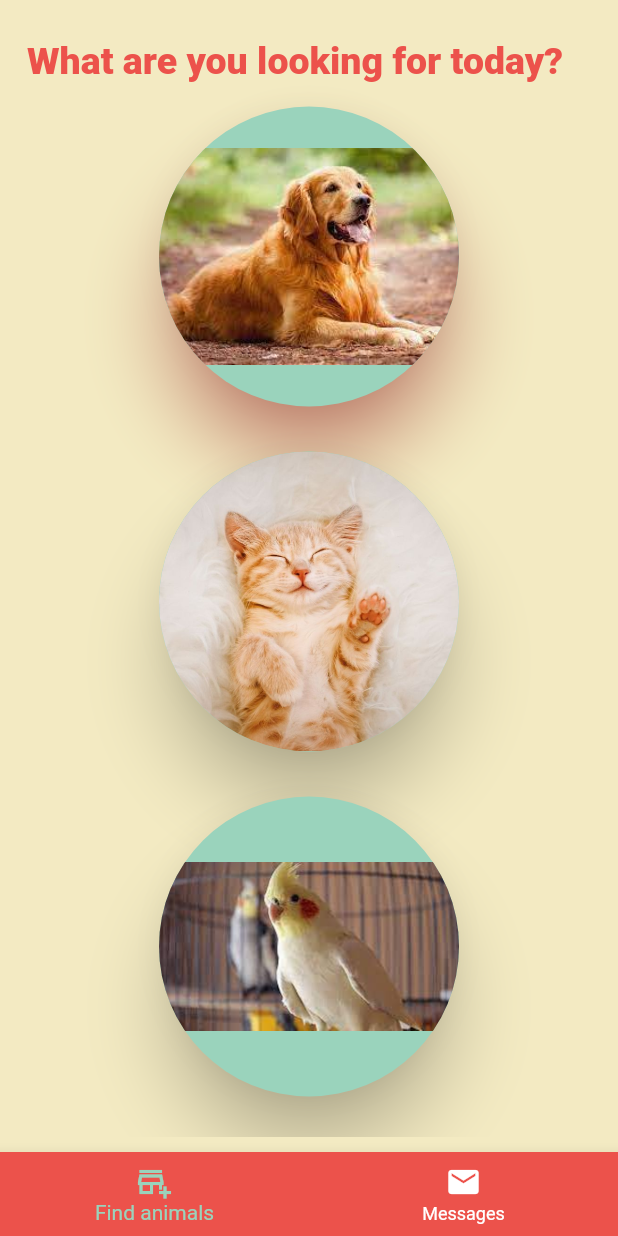
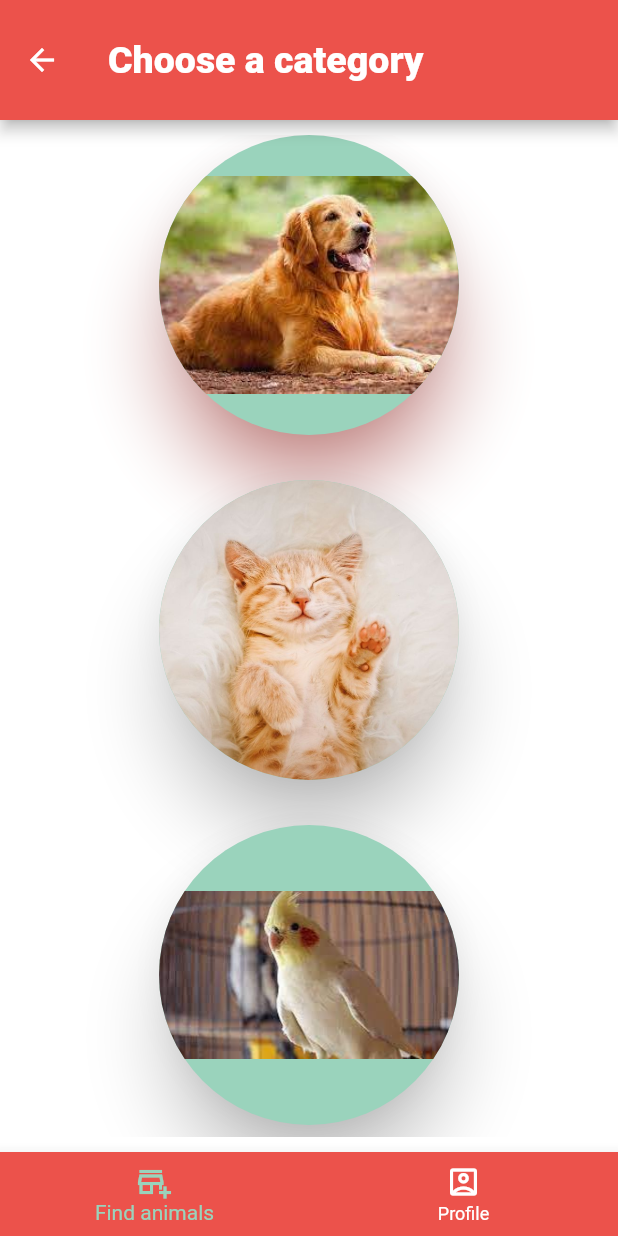
Before and after one commit to cyberwizard1001/trees_go, a Flutter app: the Choice screen opened directly, on a phone screen of 412 x 824 dp. Run offline on Flutter 3.47's test engine with Material 2 defaults, Android fonts, the phone set to English and light mode, and no system bars.

Commit message:
Bottombar update

```diff
--- a/lib/Animals.dart
+++ b/lib/Animals.dart
@@ -12,23 +12,24 @@ class _AnimalsState extends State<Animals> {
   @override
   Widget build(BuildContext context) {
     return Scaffold(
-      backgroundColor: Color(0xffF3EAC2),
+      backgroundColor: Colors.white,
+      appBar: AppBar(
+        backgroundColor: Color(0xffEC524B),
+        toolbarHeight: 80,
+        title: Text(
+          'Choose a category',
+          style: TextStyle(
+            color: Colors.white,
+            fontSize: 25,
+            fontWeight: FontWeight.w900,
+          ),
+        ),
+      ),
       body: SafeArea(
         child: Padding(
           padding: EdgeInsets.all(10),
           child: ListView(
             children: [
-              Padding(
-                padding: const EdgeInsets.only(top: 16.0, left: 8.0,bottom: 16.0),
-                child: Text(
-                  'What are you looking for today?',
-                  style: TextStyle(
-                    color: Color(0xffEC524B),
-                    fontSize: 25,
-                    fontWeight: FontWeight.w900,
-                  ),
-                ),
-              ),
               ElevatedButton(
                   onPressed: () {},
                   onLongPress: () {},
@@ -38,7 +39,6 @@ class _AnimalsState extends State<Animals> {
                       elevation: MaterialStateProperty.all<double>(20),
                       shadowColor:
                           MaterialStateProperty.all<Color>(Color(0xffEC524B)),
-                      //padding:  MaterialStateProperty.all<EdgeInsetsGeometry>(),
                       shape: MaterialStateProperty.all<OutlinedBorder>(
                           CircleBorder())),
                   child: ClipRRect(
--- a/lib/Choice.dart
+++ b/lib/Choice.dart
@@ -42,8 +42,8 @@ class _ChoiceState extends State<Choice> {
             title: Text('Find animals'),
           ),
           new BottomNavigationBarItem(
-            icon: Icon(Icons.mail),
-            title: Text('Messages'),
+            icon: Icon(Icons.account_box_outlined),
+            title: Text('Profile'),
           ),
         ],
       ),
```
